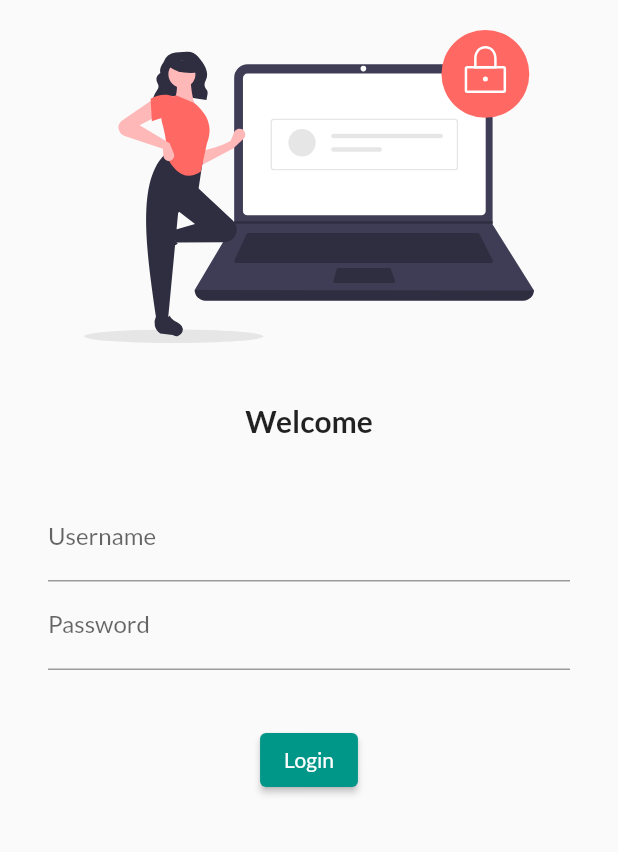
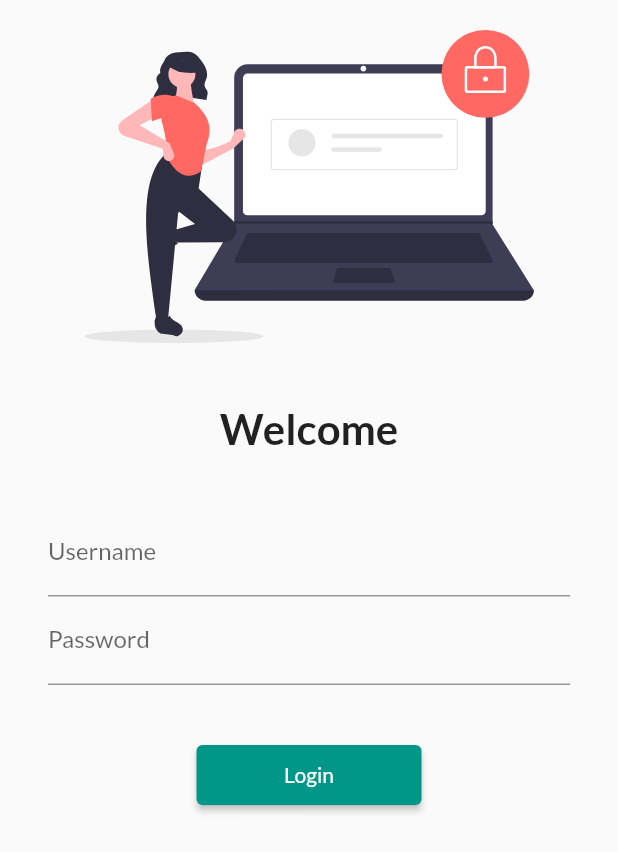
Before and after one commit to mrvyas417/Learn-Flutter, a Flutter app: the screen it shows after launch, on a phone screen of 412 x 824 dp. Shown: the top 852 px of the screen. Run offline on Flutter 3.47's test engine with Material 2 defaults, Android fonts, the phone set to English and light mode, and no system bars; our stand-ins replace flutter_svg, google_fonts.

Commit message:
day 5 completed

```diff
--- a/lib/Screens/login_screen.dart
+++ b/lib/Screens/login_screen.dart
@@ -1,6 +1,7 @@
 // ignore_for_file: prefer_const_constructors
 
 import 'package:flutter/material.dart';
+import 'package:flutter_learn/utils/routes.dart';
 import 'package:flutter_svg/flutter_svg.dart';
 
 class Login extends StatelessWidget {
@@ -9,6 +10,7 @@ class Login extends StatelessWidget {
   @override
   Widget build(BuildContext context) {
     return Material(
+      child: SingleChildScrollView(
         child: Column(
           // mainAxisAlignment: MainAxisAlignment.center,
           // crossAxisAlignment: CrossAxisAlignment.start,
@@ -24,7 +26,7 @@ class Login extends StatelessWidget {
             SizedBox(height: 20),
             Text(
               "Welcome",
-            style: TextStyle(fontSize: 20, fontWeight: FontWeight.bold),
+              style: TextStyle(fontSize: 28, fontWeight: FontWeight.bold),
             ),
             SizedBox(height: 20),
             Padding(
@@ -49,11 +51,15 @@ class Login extends StatelessWidget {
             ),
             SizedBox(height: 20),
             ElevatedButton(
-            onPressed: () {},
+              style: TextButton.styleFrom(minimumSize: Size(150, 40)),
+              onPressed: () {
+                Navigator.pushNamed(context, MyRoutes.homeRoute);
+              },
               child: Text("Login"),
             )
           ],
         ),
+      ),
     );
   }
 }
--- a/lib/main.dart
+++ b/lib/main.dart
@@ -3,6 +3,7 @@
 import 'package:flutter/material.dart';
 import 'package:flutter_learn/Screens/home.dart';
 import 'package:flutter_learn/Screens/login_screen.dart';
+import 'package:flutter_learn/utils/routes.dart';
 import 'package:google_fonts/google_fonts.dart';
 
 void main() {
@@ -27,8 +28,8 @@ class MyApp extends StatelessWidget {
       ),
       initialRoute: "/login",
       routes: {
-        "/": (context) => Home(name),
-        "/login": (context) => Login(),
+        MyRoutes.homeRoute: (context) => Home(name),
+        MyRoutes.loginRoute: (context) => Login(),
       },
     );
   }
--- /dev/null
+++ b/lib/utils/routes.dart
@@ -0,0 +1,4 @@
+class MyRoutes {
+  static String loginRoute = "/login";
+  static String homeRoute = "/";
+}
```
Lines whose indentation alone changed are shown as unchanged.
